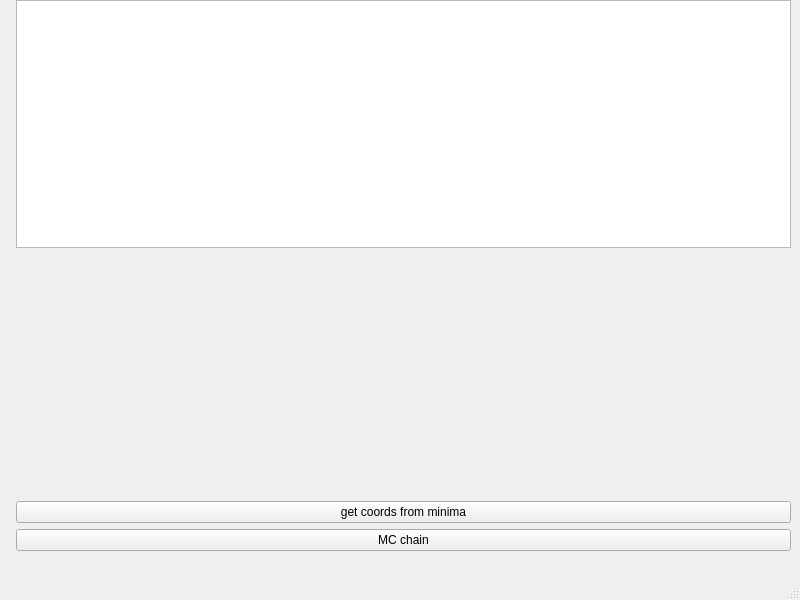
This is explorer.ui in js850/nested_sampling as Qt 5 draws it before an edit. The edited form follows.
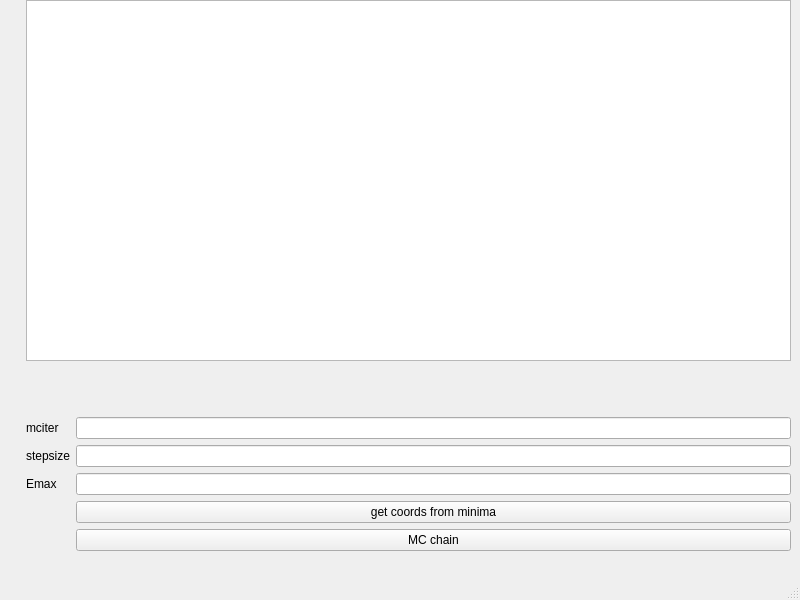
This is the edited form. Custom widgets are drawn as their Qt base class.

Commit message: the gui is mostly done now

```diff
--- a/explorer.ui
+++ b/explorer.ui
@@ -41,29 +41,28 @@
       </widget>
      </item>
      <item>
-      <layout class="QGridLayout" name="gridLayout">
-       <item row="3" column="0">
-        <widget class="QPushButton" name="btn_MC_chain">
-         <property name="text">
-          <string>MC chain</string>
+      <layout class="QVBoxLayout" name="verticalLayout_4">
+       <property name="leftMargin">
+        <number>10</number>
+       </property>
+       <item>
+        <widget class="QListWidget" name="list_replicas">
+         <property name="sizePolicy">
+          <sizepolicy hsizetype="Expanding" vsizetype="Expanding">
+           <horstretch>0</horstretch>
+           <verstretch>0</verstretch>
+          </sizepolicy>
          </property>
         </widget>
        </item>
-       <item row="2" column="0">
-        <widget class="QPushButton" name="btn_db_sample_min">
-         <property name="toolTip">
-          <string>&lt;html&gt;&lt;head/&gt;&lt;body&gt;&lt;p&gt;select a starting point for the monte carlo chain randomly&lt;/p&gt;&lt;/body&gt;&lt;/html&gt;</string>
-         </property>
-         <property name="text">
-          <string>get coords from minima</string>
-         </property>
-        </widget>
-       </item>
-       <item row="1" column="0">
+       <item>
         <spacer name="verticalSpacer">
          <property name="orientation">
           <enum>Qt::Vertical</enum>
          </property>
+         <property name="sizeType">
+          <enum>QSizePolicy::Preferred</enum>
+         </property>
          <property name="sizeHint" stdset="0">
           <size>
            <width>20</width>
@@ -72,8 +71,71 @@
          </property>
         </spacer>
        </item>
-       <item row="0" column="0">
-        <widget class="QListWidget" name="list_replicas"/>
+       <item>
+        <layout class="QFormLayout" name="formLayout_6">
+         <property name="fieldGrowthPolicy">
+          <enum>QFormLayout::AllNonFixedFieldsGrow</enum>
+         </property>
+         <property name="topMargin">
+          <number>10</number>
+         </property>
+         <item row="2" column="0">
+          <widget class="QLabel" name="label">
+           <property name="toolTip">
+            <string>&lt;html&gt;&lt;head/&gt;&lt;body&gt;&lt;p&gt;set Emax manually&lt;/p&gt;&lt;/body&gt;&lt;/html&gt;</string>
+           </property>
+           <property name="text">
+            <string>Emax</string>
+           </property>
+          </widget>
+         </item>
+         <item row="2" column="1">
+          <widget class="QLineEdit" name="lineEdit_Emax"/>
+         </item>
+         <item row="4" column="1">
+          <widget class="QPushButton" name="btn_db_sample_min">
+           <property name="toolTip">
+            <string>&lt;html&gt;&lt;head/&gt;&lt;body&gt;&lt;p&gt;select a starting point for the monte carlo chain randomly&lt;/p&gt;&lt;/body&gt;&lt;/html&gt;</string>
+           </property>
+           <property name="text">
+            <string>get coords from minima</string>
+           </property>
+          </widget>
+         </item>
+         <item row="5" column="1">
+          <widget class="QPushButton" name="btn_MC_chain">
+           <property name="text">
+            <string>MC chain</string>
+           </property>
+          </widget>
+         </item>
+         <item row="1" column="1">
+          <widget class="QLineEdit" name="lineEdit_stepsize"/>
+         </item>
+         <item row="1" column="0">
+          <widget class="QLabel" name="label_2">
+           <property name="toolTip">
+            <string>&lt;html&gt;&lt;head/&gt;&lt;body&gt;&lt;p&gt;step size for the Monte Carlo chain&lt;/p&gt;&lt;/body&gt;&lt;/html&gt;</string>
+           </property>
+           <property name="text">
+            <string>stepsize</string>
+           </property>
+          </widget>
+         </item>
+         <item row="0" column="0">
+          <widget class="QLabel" name="label_3">
+           <property name="toolTip">
+            <string>&lt;html&gt;&lt;head/&gt;&lt;body&gt;&lt;p&gt;number of iterations in the Monte Carlo chain&lt;/p&gt;&lt;/body&gt;&lt;/html&gt;</string>
+           </property>
+           <property name="text">
+            <string>mciter</string>
+           </property>
+          </widget>
+         </item>
+         <item row="0" column="1">
+          <widget class="QLineEdit" name="lineEdit_mciter"/>
+         </item>
+        </layout>
        </item>
       </layout>
      </item>
```
The commit also changes 3 other files.
